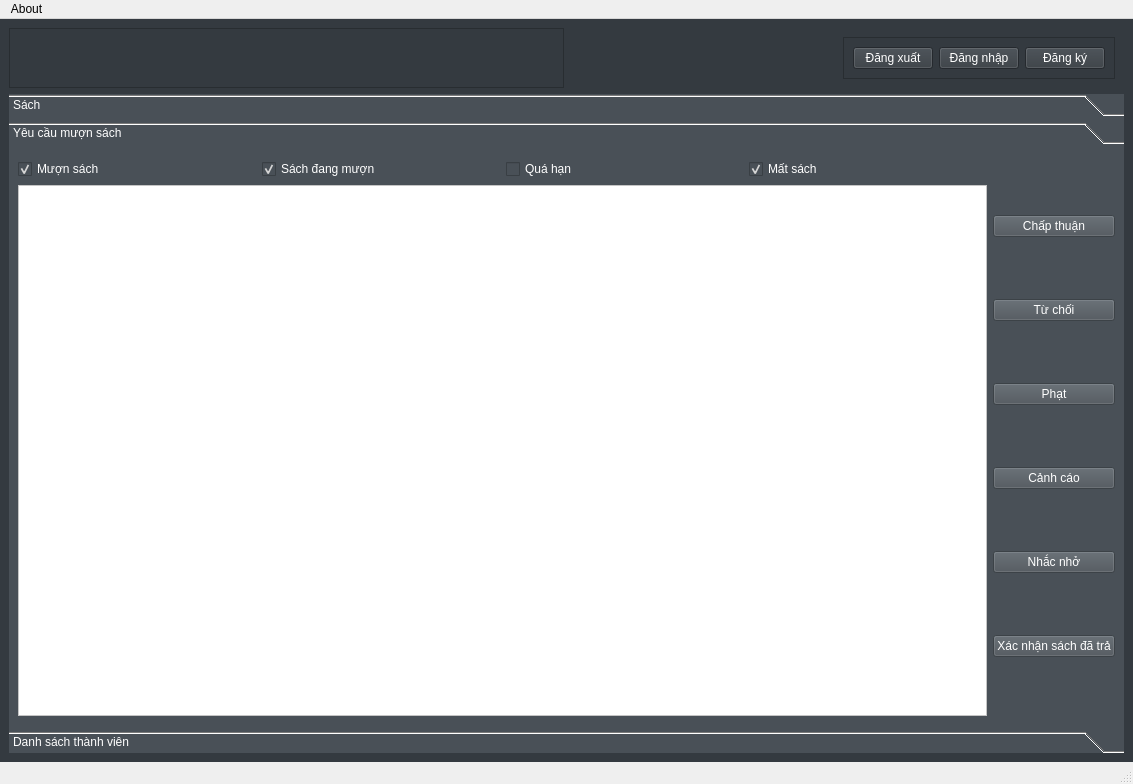
Old version of the form mainwindow.ui in the repository fantasyinferno/libpro.
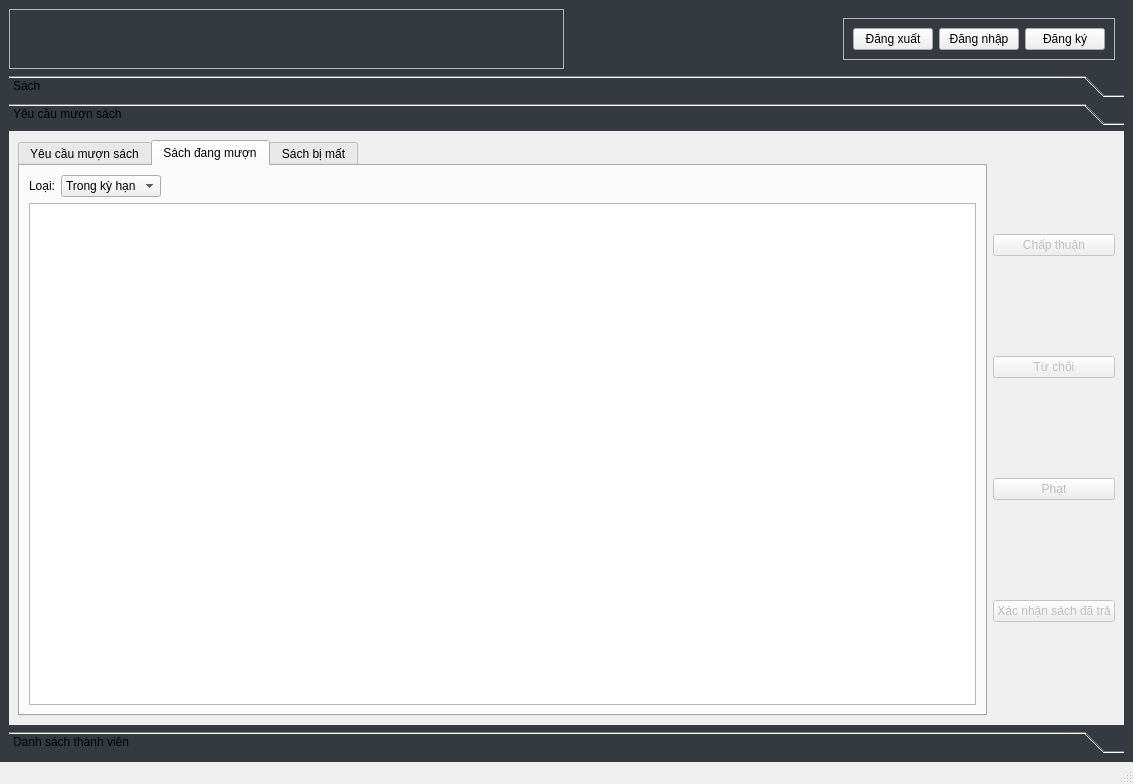
New version of the form. Icons and pictures are not drawn.

```diff
--- a/mainwindow.ui
+++ b/mainwindow.ui
@@ -18,8 +18,10 @@
   </property>
   <widget class="QWidget" name="centralwidget">
    <property name="styleSheet">
-    <string notr="true">background-color: #343a40;
-color: white;</string>
+    <string notr="true">#centralwidget {
+background-color: #343a40;
+color: white;
+}</string>
    </property>
    <layout class="QVBoxLayout" name="verticalLayout_10">
     <item>
@@ -42,6 +44,11 @@
                <pointsize>12</pointsize>
               </font>
              </property>
+             <property name="styleSheet">
+              <string notr="true">#quotesLabel {
+	color: white;
+}</string>
+             </property>
              <property name="text">
               <string/>
              </property>
@@ -103,7 +110,7 @@
            <item>
             <widget class="QFrame" name="dangFrame">
              <property name="styleSheet">
-              <string notr="true">color: white;</string>
+              <string notr="true"/>
              </property>
              <property name="frameShape">
               <enum>QFrame::StyledPanel</enum>
@@ -174,7 +181,9 @@
          <bool>true</bool>
         </property>
         <property name="styleSheet">
-         <string notr="true">background:#495057;</string>
+         <string notr="true">#toolBox {
+	color: white;
+}</string>
         </property>
         <property name="currentIndex">
          <number>1</number>
@@ -657,55 +666,102 @@
             <item>
              <layout class="QVBoxLayout" name="verticalLayout_5">
               <item>
-               <layout class="QHBoxLayout" name="horizontalLayout">
-                <item>
-                 <widget class="QCheckBox" name="muonSachCheckbox">
-                  <property name="text">
-                   <string>Mượn sách</string>
-                  </property>
-                  <property name="checked">
-                   <bool>true</bool>
-                  </property>
-                 </widget>
-                </item>
-                <item>
-                 <widget class="QCheckBox" name="sachDangMuonCheckbox">
-                  <property name="text">
-                   <string>Sách đang mượn</string>
-                  </property>
-                  <property name="checked">
-                   <bool>true</bool>
-                  </property>
-                 </widget>
-                </item>
-                <item>
-                 <widget class="QCheckBox" name="quaHanCheckbox">
-                  <property name="text">
-                   <string>Quá hạn</string>
-                  </property>
-                 </widget>
-                </item>
-                <item>
-                 <widget class="QCheckBox" name="matSachCheckbox">
-                  <property name="text">
-                   <string>Mất sách</string>
-                  </property>
-                  <property name="checked">
-                   <bool>true</bool>
-                  </property>
-                 </widget>
-                </item>
-               </layout>
+               <layout class="QHBoxLayout" name="horizontalLayout"/>
               </item>
               <item>
-               <widget class="QTableView" name="yeuCau">
-                <property name="styleSheet">
-                 <string notr="true">background: white;
-color: black;</string>
+               <widget class="QTabWidget" name="tabWidget">
+                <property name="currentIndex">
+                 <number>1</number>
                 </property>
-                <attribute name="horizontalHeaderStretchLastSection">
-                 <bool>true</bool>
-                </attribute>
+                <widget class="QWidget" name="muonSach">
+                 <attribute name="title">
+                  <string>Yêu cầu mượn sách</string>
+                 </attribute>
+                 <layout class="QVBoxLayout" name="verticalLayout_13">
+                  <item>
+                   <widget class="QTableView" name="muonSachTable">
+                    <property name="styleSheet">
+                     <string notr="true">background: white;
+color: black;</string>
+                    </property>
+                    <property name="sortingEnabled">
+                     <bool>true</bool>
+                    </property>
+                    <attribute name="horizontalHeaderStretchLastSection">
+                     <bool>true</bool>
+                    </attribute>
+                   </widget>
+                  </item>
+                 </layout>
+                </widget>
+                <widget class="QWidget" name="dangMuon">
+                 <attribute name="title">
+                  <string>Sách đang mượn</string>
+                 </attribute>
+                 <layout class="QVBoxLayout" name="verticalLayout_14">
+                  <item>
+                   <layout class="QVBoxLayout" name="verticalLayout_12">
+                    <item>
+                     <layout class="QHBoxLayout" name="horizontalLayout_11">
+                      <item>
+                       <widget class="QLabel" name="hanNopLabel">
+                        <property name="text">
+                         <string>Loại:</string>
+                        </property>
+                       </widget>
+                      </item>
+                      <item>
+                       <widget class="QComboBox" name="hanNop">
+                        <property name="sizePolicy">
+                         <sizepolicy hsizetype="Preferred" vsizetype="Fixed">
+                          <horstretch>0</horstretch>
+                          <verstretch>0</verstretch>
+                         </sizepolicy>
+                        </property>
+                        <item>
+                         <property name="text">
+                          <string>Trong kỳ hạn</string>
+                         </property>
+                        </item>
+                        <item>
+                         <property name="text">
+                          <string>Quá hạn</string>
+                         </property>
+                        </item>
+                       </widget>
+                      </item>
+                      <item>
+                       <spacer name="horizontalSpacer">
+                        <property name="orientation">
+                         <enum>Qt::Horizontal</enum>
+                        </property>
+                        <property name="sizeHint" stdset="0">
+                         <size>
+                          <width>40</width>
+                          <height>20</height>
+                         </size>
+                        </property>
+                       </spacer>
+                      </item>
+                     </layout>
+                    </item>
+                    <item>
+                     <widget class="QTableView" name="dangMuonTable"/>
+                    </item>
+                   </layout>
+                  </item>
+                 </layout>
+                </widget>
+                <widget class="QWidget" name="matSach">
+                 <attribute name="title">
+                  <string>Sách bị mất</string>
+                 </attribute>
+                 <layout class="QVBoxLayout" name="verticalLayout_15">
+                  <item>
+                   <widget class="QTableView" name="matSachTable"/>
+                  </item>
+                 </layout>
+                </widget>
                </widget>
               </item>
              </layout>
@@ -717,6 +773,9 @@
                 <property name="enabled">
                  <bool>false</bool>
                 </property>
+                <property name="styleSheet">
+                 <string notr="true"/>
+                </property>
                 <property name="text">
                  <string>Chấp thuận</string>
                 </property>
@@ -727,6 +786,9 @@
                 <property name="enabled">
                  <bool>false</bool>
                 </property>
+                <property name="styleSheet">
+                 <string notr="true"/>
+                </property>
                 <property name="text">
                  <string>Từ chối</string>
                 </property>
@@ -737,36 +799,22 @@
                 <property name="enabled">
                  <bool>false</bool>
                 </property>
+                <property name="styleSheet">
+                 <string notr="true"/>
+                </property>
                 <property name="text">
                  <string>Phạt</string>
                 </property>
                </widget>
               </item>
-              <item>
-               <widget class="QPushButton" name="canhCaoButton">
-                <property name="enabled">
-                 <bool>false</bool>
-                </property>
-                <property name="text">
-                 <string>Cảnh cáo</string>
-                </property>
-               </widget>
-              </item>
-              <item>
-               <widget class="QPushButton" name="nhacNhoButton">
-                <property name="enabled">
-                 <bool>false</bool>
-                </property>
-                <property name="text">
-                 <string>Nhắc nhở</string>
-                </property>
-               </widget>
-              </item>
               <item>
                <widget class="QPushButton" name="xacNhanSachDaTraButton">
                 <property name="enabled">
                  <bool>false</bool>
                 </property>
+                <property name="styleSheet">
+                 <string notr="true"/>
+                </property>
                 <property name="text">
                  <string>Xác nhận sách đã trả</string>
                 </property>
@@ -813,13 +861,6 @@
      <height>26</height>
     </rect>
    </property>
-   <widget class="QMenu" name="menuAbout">
-    <property name="title">
-     <string>About</string>
-    </property>
-    <addaction name="actionAbout_LIBPRO"/>
-   </widget>
-   <addaction name="menuAbout"/>
   </widget>
   <widget class="QStatusBar" name="statusbar"/>
   <action name="actionAbout_LIBPRO">
```
Left out of the diff: 46 changed lines with no effect on the pictures.
